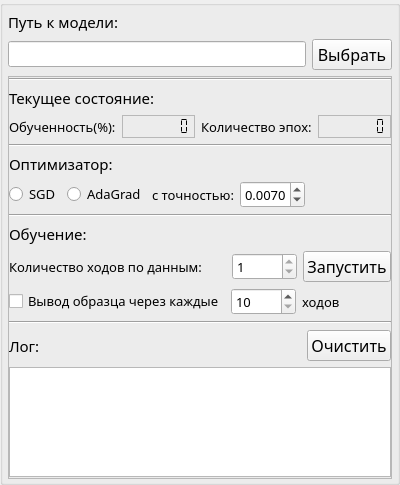
First picture: the form in src/widgetpagesandbox/modeltraininggroupbox.ui, repository Marator2K07/LSTM_Text_Generator, before the edit.
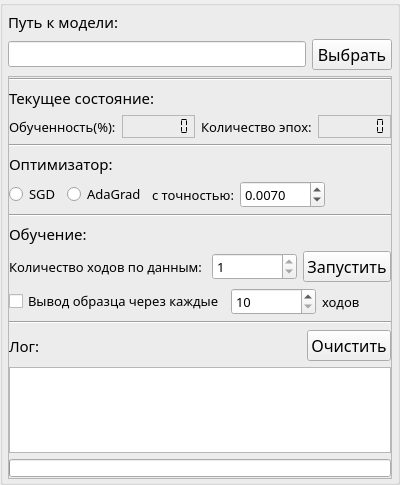
Second picture: the form after the edit.

Commit message: правки в дизайне.

Diff of the .ui file:
```diff
--- a/src/widgetpagesandbox/modeltraininggroupbox.ui
+++ b/src/widgetpagesandbox/modeltraininggroupbox.ui
@@ -330,7 +330,7 @@
           </property>
           <property name="minimumSize">
            <size>
-            <width>65</width>
+            <width>85</width>
             <height>0</height>
            </size>
           </property>
@@ -438,7 +438,7 @@
           </property>
           <property name="minimumSize">
            <size>
-            <width>65</width>
+            <width>85</width>
             <height>0</height>
            </size>
           </property>
@@ -520,7 +520,7 @@
           </property>
           <property name="minimumSize">
            <size>
-            <width>65</width>
+            <width>85</width>
             <height>0</height>
            </size>
           </property>
@@ -634,6 +634,37 @@
         </property>
        </widget>
       </item>
+      <item>
+       <widget class="QProgressBar" name="trainingProgressBar">
+        <property name="sizePolicy">
+         <sizepolicy hsizetype="Expanding" vsizetype="Maximum">
+          <horstretch>0</horstretch>
+          <verstretch>0</verstretch>
+         </sizepolicy>
+        </property>
+        <property name="maximumSize">
+         <size>
+          <width>16777215</width>
+          <height>18</height>
+         </size>
+        </property>
+        <property name="baseSize">
+         <size>
+          <width>0</width>
+          <height>18</height>
+         </size>
+        </property>
+        <property name="value">
+         <number>0</number>
+        </property>
+        <property name="textVisible">
+         <bool>false</bool>
+        </property>
+        <property name="orientation">
+         <enum>Qt::Horizontal</enum>
+        </property>
+       </widget>
+      </item>
      </layout>
     </widget>
    </item>
```
